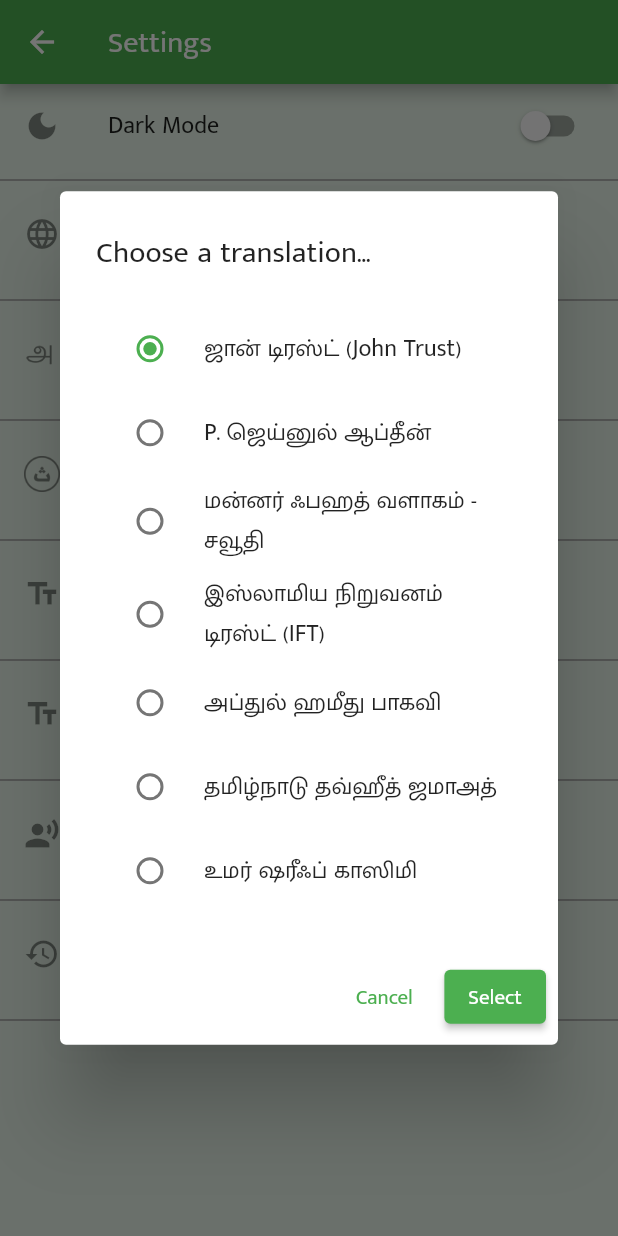
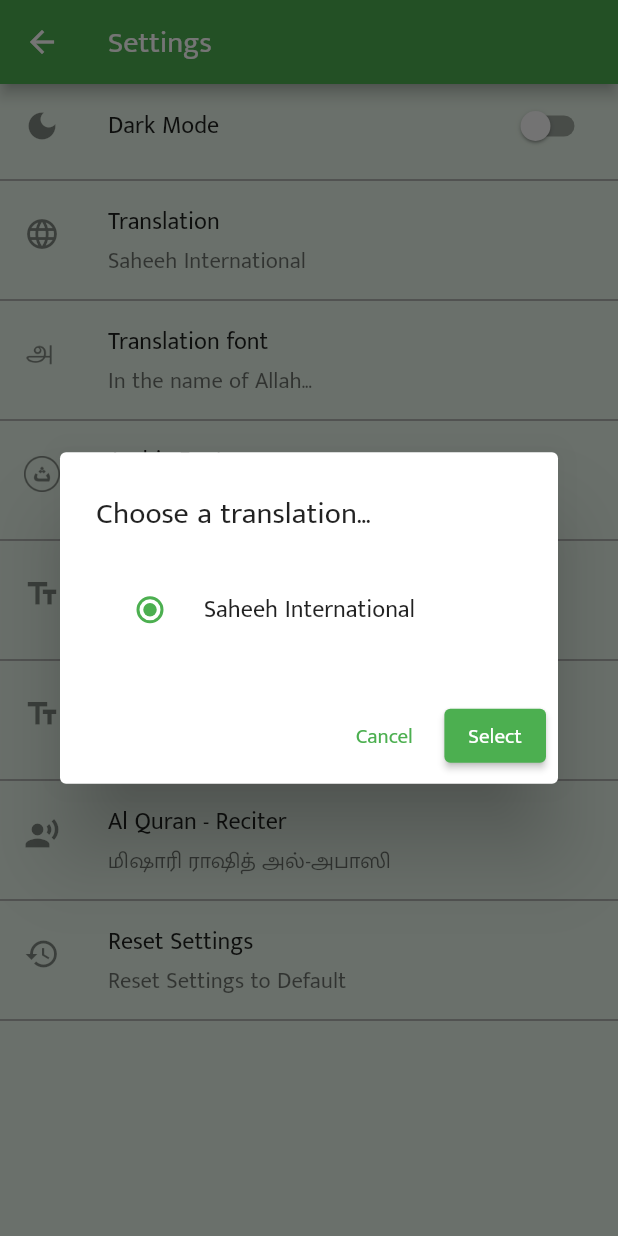
Before and after one commit to FaheemJawfar/al_quran, a Flutter app: the SettingsScreen screen opened directly, after a tap on "Translation", on a phone screen of 412 x 824 dp. Run offline on Flutter 3.47's test engine with Material 2 defaults, Android fonts, the phone set to English and light mode, and no system bars; our stand-ins replace device_info_plus, just_audio, just_audio_background, package_info_plus, scrollable_positioned_list, share_plus and 2 more; missing offline and left inert: custom_cupertino_picker; accounts and stored records are empty.

Commit message:
Customizing the app

```diff
--- a/lib/app_config/app_config.dart
+++ b/lib/app_config/app_config.dart
@@ -15,7 +15,7 @@ class AppConfig {
   static const String defaultArabicFont = 'AlQalam';
   static const double defaultTranslationFontSize = 19;
   static const double defaultArabicFontSize = 25;
-  static const String defaultTranslation = 'john_trust';
+  static const String defaultTranslation = 'en.sahih';
   static const String defaultReciter = 'alafasy-pj';
 
 }
--- a/lib/providers/quran_provider.dart
+++ b/lib/providers/quran_provider.dart
@@ -27,13 +27,7 @@ class QuranProvider extends ChangeNotifier {
   String _selectedTranslation = AppConfig.defaultTranslation;
 
   Map<String, String> translations = {
-    'john_trust': 'ஜான் டிரஸ்ட் (John Trust)',
-    'pj': 'P. ஜெய்னுல் ஆப்தீன்',
-    'king_fahd': 'மன்னர் ஃபஹத் வளாகம் - சவூதி',
-    'ift': 'இஸ்லாமிய நிறுவனம் டிரஸ்ட் (IFT)',
-    'abdul_hameed': 'அப்துல் ஹமீது பாகவி',
-    'tntj': 'தமிழ்நாடு தவ்ஹீத் ஜமாஅத்',
-    'omar_sheriff': 'உமர் ஷரீஃப் காஸிமி'
+    'en.sahih': 'Saheeh International',
   };
 
   List<String> languageFontsList = const [
```
Also changed, not shown: 8 other files.
